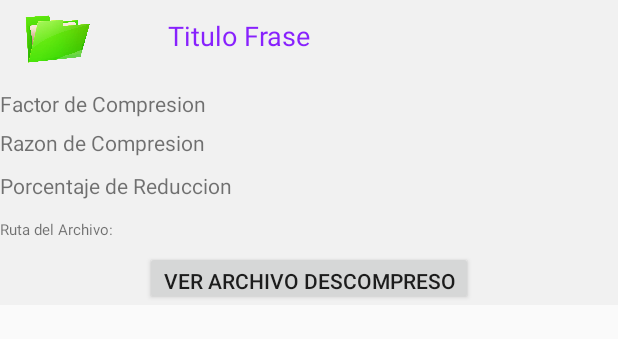
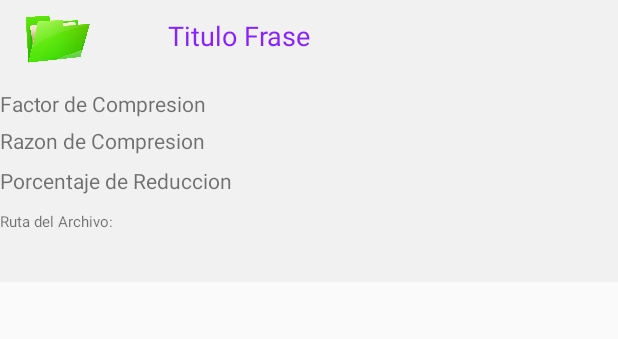
Before and after one commit to paas10/LAB01_ED2, an Android app: the layout formato_miscompresiones.xml on its own in the app's theme, with its tools: preview values and no code run, on a phone screen of 412 x 824 dp. Shown: the top 339 px of the screen. Run offline under Robolectric (Android 15) with nearby library versions, the phone set to English and light mode, and no system bars; network calls fail.

Commit message:
Actualizacion Formato Mis Compresiones

```diff
--- a/AH18Compresor/app/src/main/res/layout/formato_miscompresiones.xml
+++ b/AH18Compresor/app/src/main/res/layout/formato_miscompresiones.xml
@@ -14,26 +14,16 @@
 
     <RelativeLayout
         android:layout_width="match_parent"
-        android:layout_height="203dp"
+        android:layout_height="188dp"
         android:background="#1eaaaaaa"
         android:orientation="vertical">
-
-        <Button
-            android:id="@+id/button3"
-            android:layout_width="wrap_content"
-            android:layout_height="36dp"
-            android:layout_alignParentBottom="true"
-            android:layout_centerHorizontal="true"
-            android:layout_marginBottom="0dp"
-            android:text="Ver Archivo Descompreso" />
 
         <TextView
             android:id="@+id/txtRazondeCompresion"
             android:layout_width="match_parent"
             android:layout_height="wrap_content"
             android:layout_alignParentStart="true"
-            android:layout_alignParentTop="true"
-            android:layout_marginTop="85dp"
+            android:layout_centerVertical="true"
             android:text="Razon de Compresion" />
 
         <TextView
@@ -51,7 +41,7 @@
             android:layout_height="wrap_content"
             android:layout_alignParentBottom="true"
             android:layout_alignParentStart="true"
-            android:layout_marginBottom="43dp"
+            android:layout_marginBottom="33dp"
             android:text="Ruta del Archivo:"
             android:textSize="10sp" />
 
@@ -61,7 +51,7 @@
             android:layout_height="wrap_content"
             android:layout_alignParentBottom="true"
             android:layout_alignParentStart="true"
-            android:layout_marginBottom="70dp"
+            android:layout_marginBottom="58dp"
             android:text="Porcentaje de Reduccion" />
 
         <TextView
```
